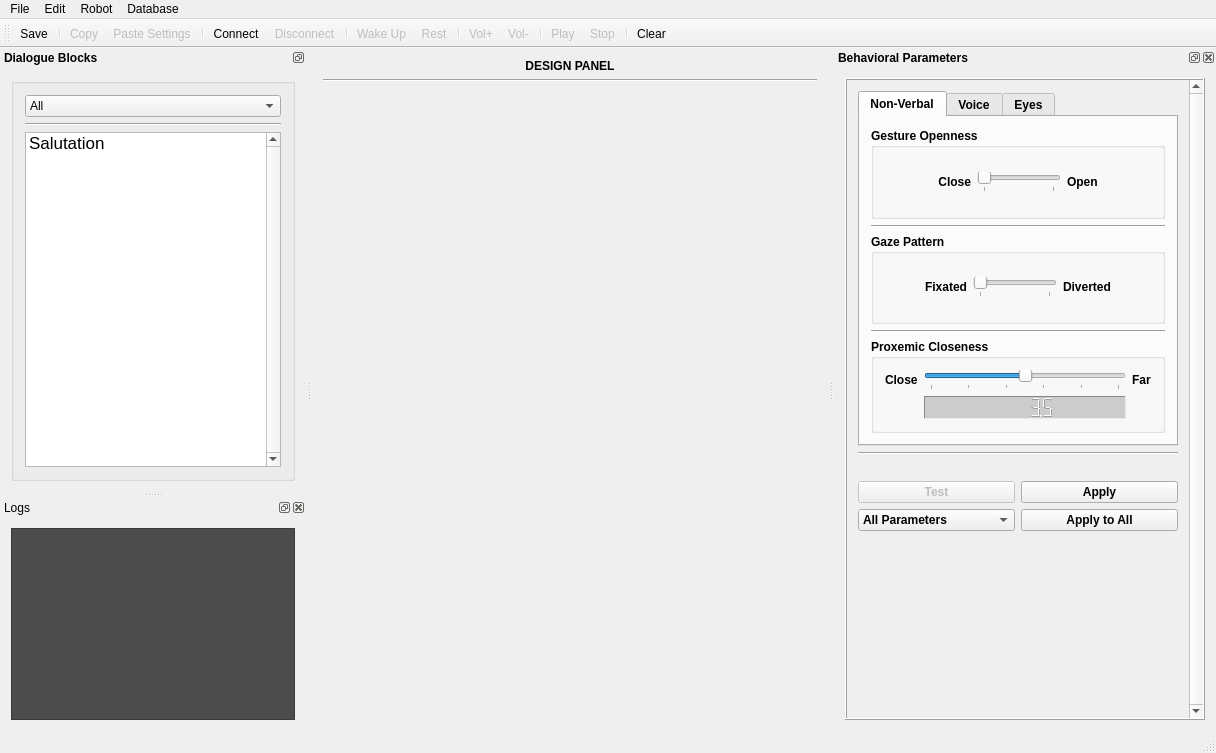
Qt form interaction_manager/ui/dialogmainwindow.ui (ES-TUDelft/robot-interaction-tool) before a commit.
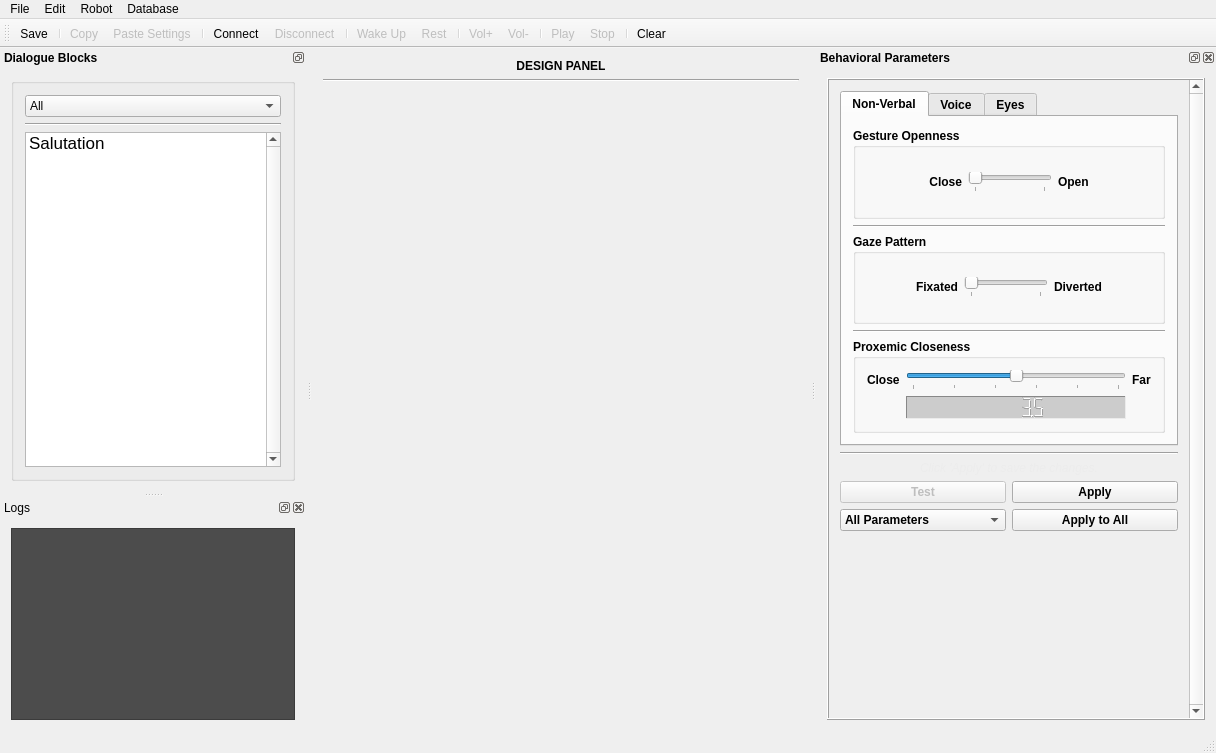
The same form after that commit. Icons and pictures are not drawn.

What changed in the file:
```diff
--- a/interaction_manager/ui/dialogmainwindow.ui
+++ b/interaction_manager/ui/dialogmainwindow.ui
@@ -193,8 +193,8 @@
    </property>
    <property name="minimumSize">
     <size>
-     <width>340</width>
-     <height>550</height>
+     <width>400</width>
+     <height>600</height>
     </size>
    </property>
    <property name="font">
@@ -245,7 +245,7 @@
          <rect>
           <x>0</x>
           <y>0</y>
-          <width>403</width>
+          <width>401</width>
           <height>594</height>
          </rect>
         </property>
```
Left out of the diff: 6 changed lines with no effect on the pictures.
